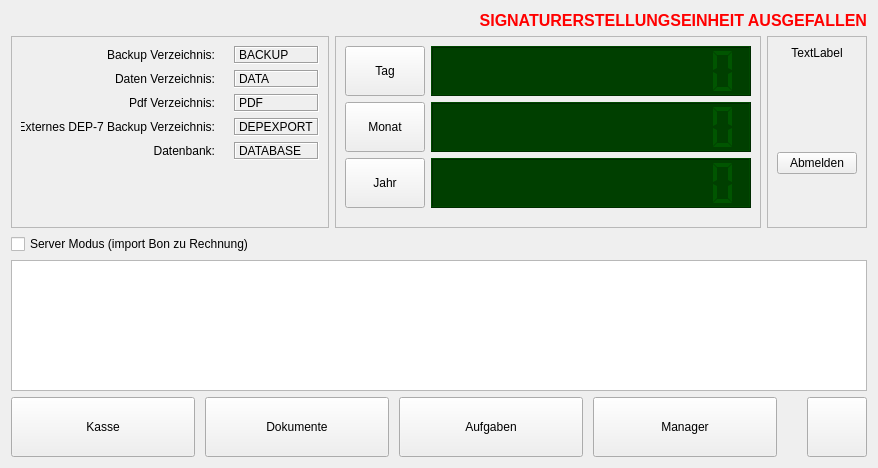
Above: src/ui/qrkhome.ui from DatabasesWorks/QRK-Cash-Register before the change. Below: the same form after it.
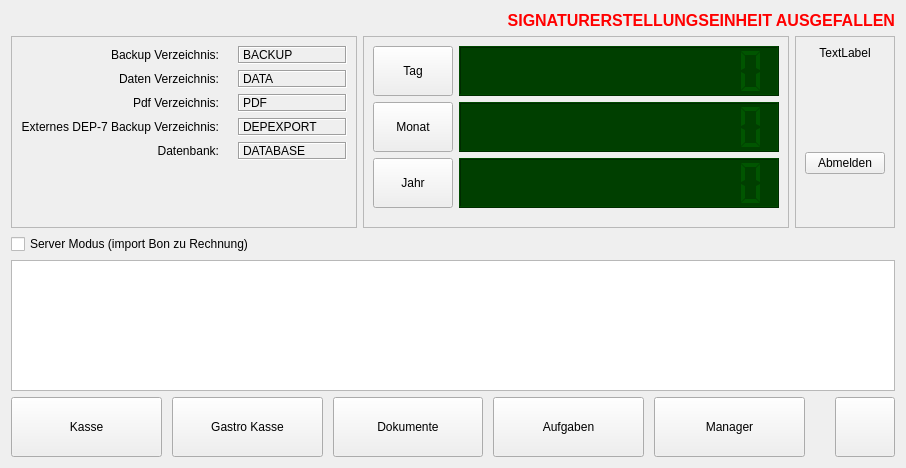
That is the form after the change. Icons and pictures are not drawn. Custom widgets are drawn as their Qt base class.

```diff
--- a/src/ui/qrkhome.ui
+++ b/src/ui/qrkhome.ui
@@ -6,7 +6,7 @@
    <rect>
     <x>0</x>
     <y>0</y>
-    <width>878</width>
+    <width>906</width>
     <height>468</height>
    </rect>
   </property>
@@ -1993,6 +1993,35 @@
          </property>
         </widget>
        </item>
+       <item>
+        <widget class="QrkPushButton" name="gregisterButton">
+         <property name="sizePolicy">
+          <sizepolicy hsizetype="Minimum" vsizetype="Preferred">
+           <horstretch>0</horstretch>
+           <verstretch>0</verstretch>
+          </sizepolicy>
+         </property>
+         <property name="minimumSize">
+          <size>
+           <width>150</width>
+           <height>0</height>
+          </size>
+         </property>
+         <property name="text">
+          <string>Gastro Kasse</string>
+         </property>
+         <property name="icon">
+          <iconset resource="../../qrk.qrc">
+           <normaloff>:/src/icons/kassa.png</normaloff>:/src/icons/kassa.png</iconset>
+         </property>
+         <property name="iconSize">
+          <size>
+           <width>32</width>
+           <height>32</height>
+          </size>
+         </property>
+        </widget>
+       </item>
        <item>
         <widget class="QrkPushButton" name="documentButton">
          <property name="sizePolicy">
```
